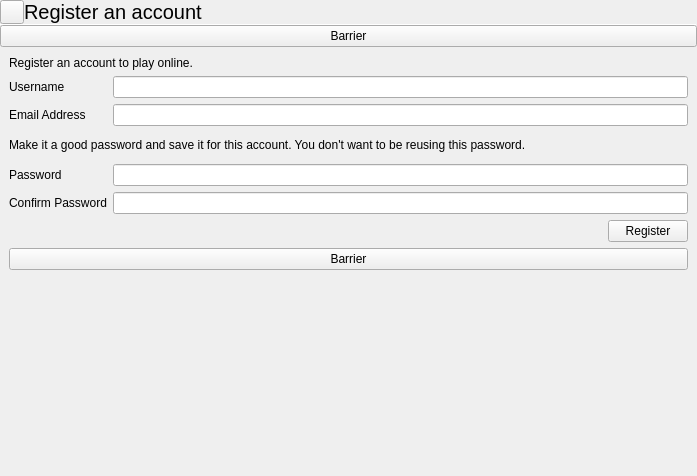
Before: the Qt Designer form online/logindialog.ui in vicr123/libentertaining, drawn with Qt 5.
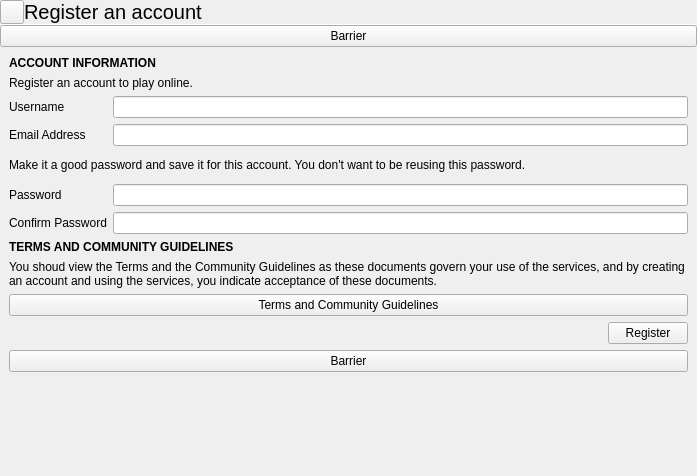
After: the same form once the commit is applied. The open tabs and pages were chosen to show the change. Icons and pictures are not drawn. Custom widgets are drawn as their Qt base class.

Commit message: Add support for terms and community guidelines

```diff
--- a/online/logindialog.ui
+++ b/online/logindialog.ui
@@ -321,14 +321,28 @@
          <property name="spacing">
           <number>6</number>
          </property>
-         <item row="7" column="0" colspan="2">
+         <item row="9" column="0" colspan="2">
+          <widget class="QPushButton" name="viewTermsAndCommunityGuidelines">
+           <property name="text">
+            <string>Terms and Community Guidelines</string>
+           </property>
+          </widget>
+         </item>
+         <item row="6" column="0">
+          <widget class="QLabel" name="label_9">
+           <property name="text">
+            <string>Confirm Password</string>
+           </property>
+          </widget>
+         </item>
+         <item row="11" column="0" colspan="2">
           <widget class="FocusBarrier" name="focusBarrier_4">
            <property name="text">
             <string notr="true">Barrier</string>
            </property>
           </widget>
          </item>
-         <item row="6" column="0" colspan="2">
+         <item row="10" column="0" colspan="2">
           <layout class="QHBoxLayout" name="horizontalLayout_4">
            <item>
             <spacer name="horizontalSpacer_2">
@@ -352,38 +366,95 @@
            </item>
           </layout>
          </item>
+         <item row="5" column="0">
+          <widget class="QLabel" name="label_8">
+           <property name="text">
+            <string>Password</string>
+           </property>
+          </widget>
+         </item>
+         <item row="8" column="0" colspan="2">
+          <widget class="QLabel" name="label_12">
+           <property name="text">
+            <string>You shoud view the Terms and the Community Guidelines as these documents govern your use of the services, and by creating an account and using the services, you indicate acceptance of these documents.</string>
+           </property>
+           <property name="wordWrap">
+            <bool>true</bool>
+           </property>
+          </widget>
+         </item>
+         <item row="5" column="1">
+          <widget class="QLineEdit" name="registerPasswordBox">
+           <property name="echoMode">
+            <enum>QLineEdit::Password</enum>
+           </property>
+          </widget>
+         </item>
+         <item row="3" column="1">
+          <widget class="QLineEdit" name="registerEmailBox"/>
+         </item>
+         <item row="4" column="0" colspan="2">
+          <layout class="QHBoxLayout" name="horizontalLayout_5">
+           <property name="topMargin">
+            <number>6</number>
+           </property>
+           <property name="bottomMargin">
+            <number>6</number>
+           </property>
+           <item>
+            <widget class="QLabel" name="label_11">
+             <property name="text">
+              <string>Make it a good password and save it for this account. You don't want to be reusing this password.</string>
+             </property>
+            </widget>
+           </item>
+          </layout>
+         </item>
          <item row="2" column="0">
+          <widget class="QLabel" name="label_7">
+           <property name="text">
+            <string>Username</string>
+           </property>
+          </widget>
+         </item>
+         <item row="3" column="0">
           <widget class="QLabel" name="label_10">
            <property name="text">
             <string>Email Address</string>
            </property>
           </widget>
          </item>
-         <item row="1" column="1">
+         <item row="0" column="0" colspan="2">
+          <widget class="QLabel" name="label_13">
+           <property name="font">
+            <font>
+             <weight>75</weight>
+             <bold>true</bold>
+            </font>
+           </property>
+           <property name="text">
+            <string>ACCOUNT INFORMATION</string>
+           </property>
+          </widget>
+         </item>
+         <item row="2" column="1">
           <widget class="QLineEdit" name="registerUsernameBox"/>
          </item>
-         <item row="4" column="1">
-          <widget class="QLineEdit" name="registerPasswordBox">
+         <item row="1" column="0" colspan="2">
+          <widget class="QLabel" name="label_6">
+           <property name="text">
+            <string>Register an account to play online.</string>
+           </property>
+          </widget>
+         </item>
+         <item row="6" column="1">
+          <widget class="QLineEdit" name="registerPasswordConfirmBox">
            <property name="echoMode">
             <enum>QLineEdit::Password</enum>
            </property>
           </widget>
          </item>
-         <item row="1" column="0">
-          <widget class="QLabel" name="label_7">
-           <property name="text">
-            <string>Username</string>
-           </property>
-          </widget>
-         </item>
-         <item row="5" column="0">
-          <widget class="QLabel" name="label_9">
-           <property name="text">
-            <string>Confirm Password</string>
-           </property>
-          </widget>
-         </item>
-         <item row="8" column="0">
+         <item row="12" column="0">
           <spacer name="verticalSpacer_2">
            <property name="orientation">
             <enum>Qt::Vertical</enum>
@@ -396,47 +467,19 @@
            </property>
           </spacer>
          </item>
-         <item row="2" column="1">
-          <widget class="QLineEdit" name="registerEmailBox"/>
-         </item>
-         <item row="0" column="0" colspan="2">
-          <widget class="QLabel" name="label_6">
-           <property name="text">
-            <string>Register an account to play online.</string>
+         <item row="7" column="0" colspan="2">
+          <widget class="QLabel" name="label_14">
+           <property name="font">
+            <font>
+             <weight>75</weight>
+             <bold>true</bold>
+            </font>
            </property>
-          </widget>
-         </item>
-         <item row="4" column="0">
-          <widget class="QLabel" name="label_8">
            <property name="text">
-            <string>Password</string>
+            <string>TERMS AND COMMUNITY GUIDELINES</string>
            </property>
           </widget>
          </item>
-         <item row="5" column="1">
-          <widget class="QLineEdit" name="registerPasswordConfirmBox">
-           <property name="echoMode">
-            <enum>QLineEdit::Password</enum>
-           </property>
-          </widget>
-         </item>
-         <item row="3" column="0" colspan="2">
-          <layout class="QHBoxLayout" name="horizontalLayout_5">
-           <property name="topMargin">
-            <number>6</number>
-           </property>
-           <property name="bottomMargin">
-            <number>6</number>
-           </property>
-           <item>
-            <widget class="QLabel" name="label_11">
-             <property name="text">
-              <string>Make it a good password and save it for this account. You don't want to be reusing this password.</string>
-             </property>
-            </widget>
-           </item>
-          </layout>
-         </item>
         </layout>
        </item>
        <item>
```
Left out of the diff: 1 changed line with no effect on the pictures. The commit also changes 180 other files.
